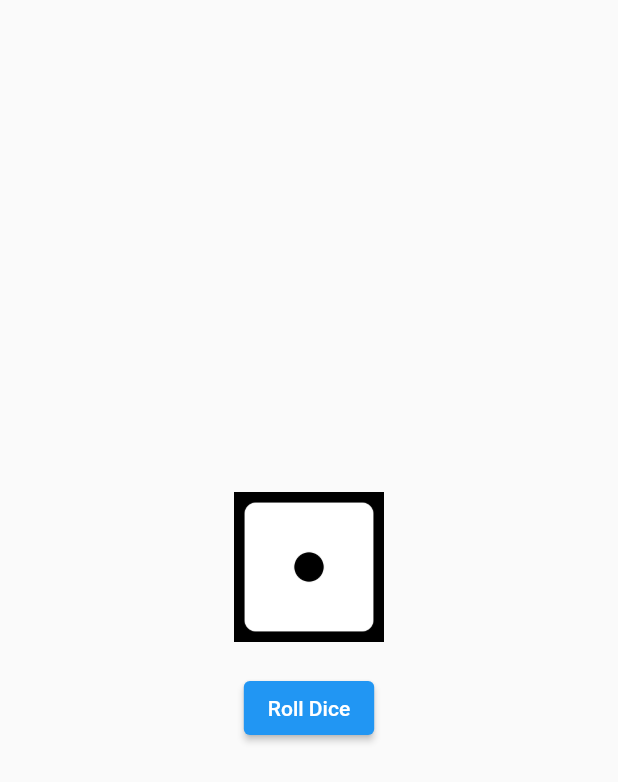
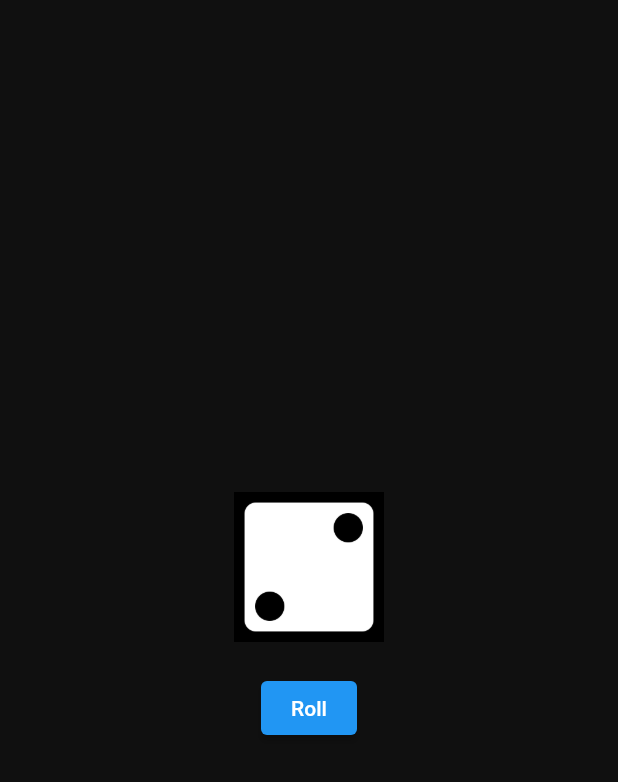
Before and after one commit to laggedskapari/flutter_101, a Flutter app: the screen it shows after launch, on a phone screen of 412 x 824 dp. Shown: the top 782 px of the screen. Run offline on Flutter 3.47's test engine with Material 2 defaults, Android fonts, the phone set to English and light mode, and no system bars.

Commit message:
DiceRoller (Stateful Widget)

```diff
--- /dev/null
+++ b/lphase_app3/lib/colored_container.dart
@@ -0,0 +1,16 @@
+import 'package:flutter/material.dart';
+import 'package:lphase_app3/dice_roller.dart';
+
+class ColoredContainer extends StatelessWidget {
+  const ColoredContainer({super.key});
+
+  @override
+  Widget build(BuildContext context) {
+    return const Scaffold(
+      backgroundColor: Color.fromARGB(255, 16, 16, 16),
+      body: Center(
+        child: DiceRoller(),
+      ),
+    );
+  }
+}
--- /dev/null
+++ b/lphase_app3/lib/dice_roller.dart
@@ -0,0 +1,40 @@
+import 'package:flutter/material.dart';
+
+class DiceRoller extends StatefulWidget {
+  const DiceRoller({super.key });
+
+  @override
+  State<DiceRoller> createState() {
+    return _DiceRollerState();
+  }
+}
+
+class _DiceRollerState extends State<DiceRoller> {
+  var activeDiceImage = 'assets/images/dice2.png';
+
+  void rollDice() {
+    setState(() {
+      activeDiceImage = 'assets/images/dice3.png';
+    });
+  }
+
+  @override
+  Widget build(BuildContext context){
+    return Column(
+      mainAxisSize: MainAxisSize.min,
+      children: [
+        Image.asset(
+          activeDiceImage,
+          width: 100,
+        ),
+        const SizedBox(
+          height: 20,
+        ),
+        ElevatedButton(
+          onPressed: rollDice,
+          child: const Text('Roll'),
+        ),
+      ],
+    );
+  }
+}
```
Also changed, not shown: lphase_app3/lib/main.dart (+3 -25 lines).
